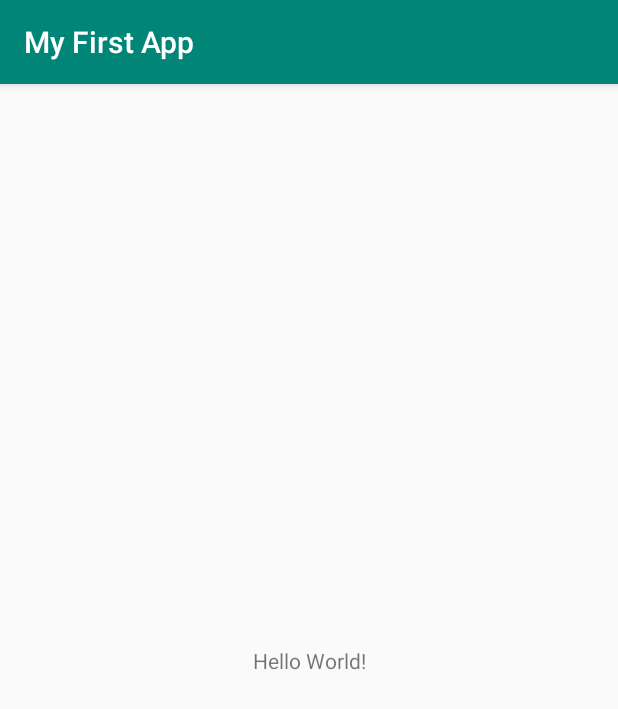
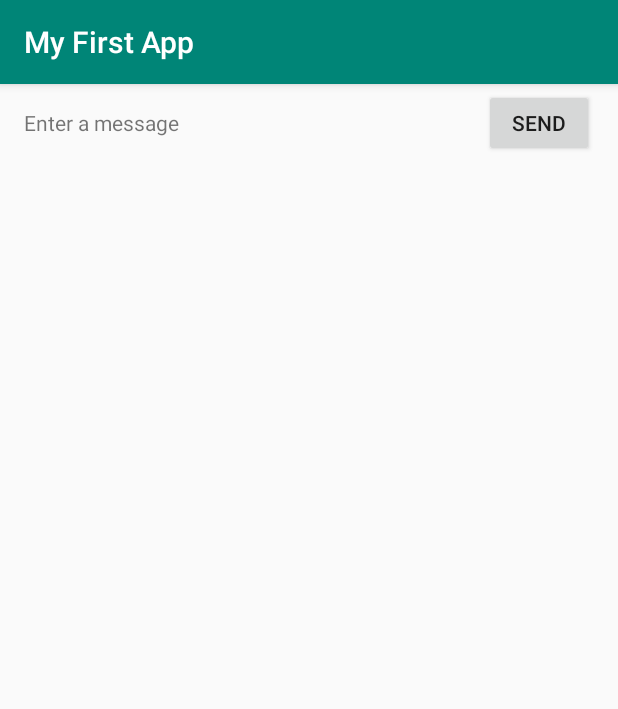
Before and after one commit to victoria894/TutorialAndroid, an Android app: the screen it shows after launch (MainActivity), on a phone screen of 412 x 824 dp. Shown: the top 709 px of the screen. Run offline under Robolectric (Android 15) with nearby library versions, the phone set to English and light mode, and no system bars.

Commit message:
"Creación de una interfaz de usuario sencilla" done

```diff
--- a/app/src/main/res/layout/activity_main.xml
+++ b/app/src/main/res/layout/activity_main.xml
@@ -1,18 +1,29 @@
 <?xml version="1.0" encoding="utf-8"?>
 <android.support.constraint.ConstraintLayout xmlns:android="http://schemas.android.com/apk/res/android"
-    xmlns:app="http://schemas.android.com/apk/res-auto"
-    xmlns:tools="http://schemas.android.com/tools"
-    android:layout_width="match_parent"
-    android:layout_height="match_parent"
-    tools:context=".MainActivity">
+                                             xmlns:app="http://schemas.android.com/apk/res-auto"
+                                             xmlns:tools="http://schemas.android.com/tools"
+                                             android:layout_width="match_parent"
+                                             android:layout_height="match_parent"
+                                             tools:context=".MainActivity">
 
     <TextView
-        android:layout_width="wrap_content"
-        android:layout_height="wrap_content"
-        android:text="Hello World!"
-        app:layout_constraintBottom_toBottomOf="parent"
-        app:layout_constraintLeft_toLeftOf="parent"
-        app:layout_constraintRight_toRightOf="parent"
-        app:layout_constraintTop_toTopOf="parent" />
+            android:layout_width="0dp"
+            android:layout_height="24dp"
+            android:id="@+id/textView"
+            android:text="@string/edit_message"
+            app:layout_constraintEnd_toStartOf="@+id/button"
+            app:layout_constraintTop_toTopOf="parent" android:layout_marginTop="16dp"
+            app:layout_constraintStart_toStartOf="parent" android:layout_marginLeft="16dp"
+            android:layout_marginStart="16dp"/>
+    <Button
+            android:text="@string/button_send"
+            android:layout_width="73dp"
+            android:layout_height="45dp"
+            android:id="@+id/button"
+            app:layout_constraintBaseline_toBaselineOf="@+id/textView"
+            app:layout_constraintStart_toEndOf="@+id/textView" android:layout_marginLeft="16dp"
+            android:layout_marginStart="16dp" app:layout_constraintHorizontal_bias="0.5"
+            app:layout_constraintEnd_toEndOf="parent" android:layout_marginEnd="16dp"
+            android:layout_marginRight="16dp"/>
 
 </android.support.constraint.ConstraintLayout>
--- a/app/src/main/res/values/strings.xml
+++ b/app/src/main/res/values/strings.xml
@@ -1,3 +1,5 @@
 <resources>
     <string name="app_name">My First App</string>
+    <string name="edit_message">Enter a message</string>
+    <string name="button_send">Send</string>
 </resources>
```
